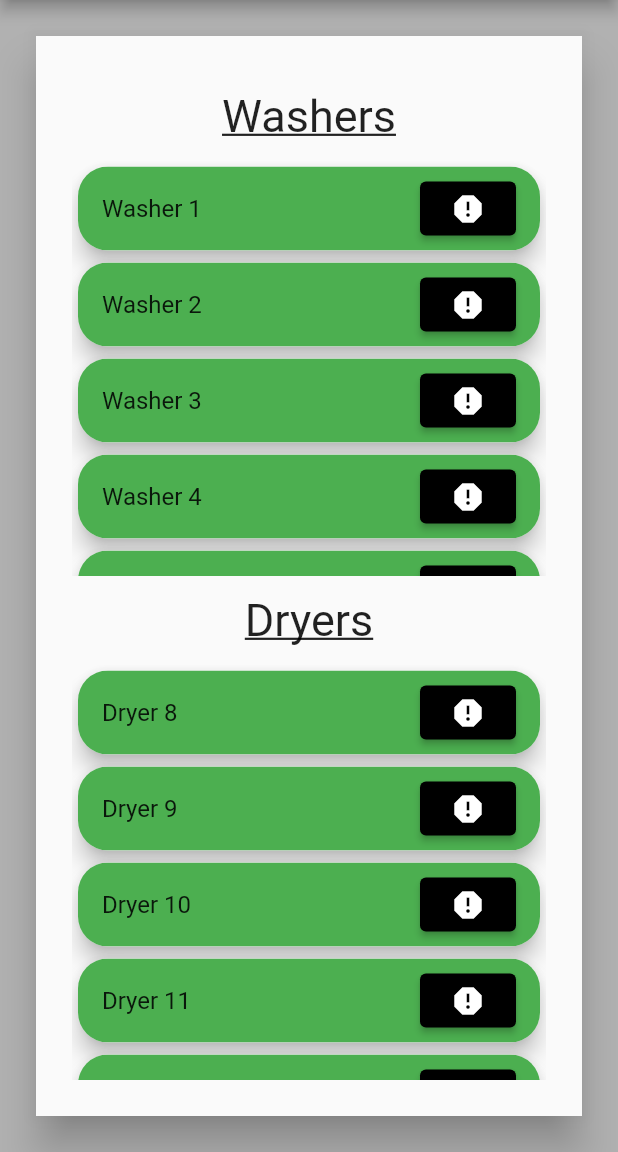
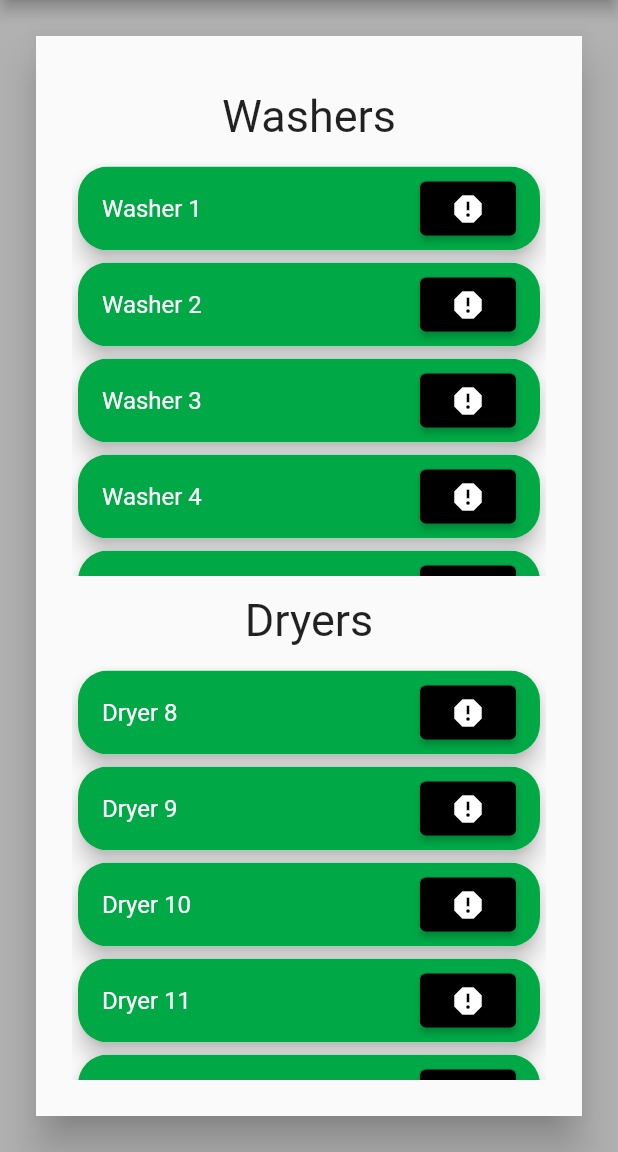
Before and after one commit to Reece-Reklai/DormitoryWasherAndDryer, a Flutter app: the DropDownMain screen opened directly, after a tap on "Sittner", on a phone screen of 412 x 824 dp, the part 84-1236 px from its top. Run offline on Flutter 3.47's test engine with Material 2 defaults, Android fonts, the phone set to English and light mode, and no system bars; missing offline and left inert: dart:html.

Commit message:
update color for washers / remove underline

```diff
--- a/wwu_wash_and_dry/lib/class/building.dart
+++ b/wwu_wash_and_dry/lib/class/building.dart
@@ -4,9 +4,9 @@ class Building {
   late String _buildingName;
   List<Floor> _floorList = [];
 
-  void createFloor(
-      int currFloor, List<String> dryerIDs, List<String> washerIDs) {
-    var floor = new Floor(currFloor, dryerIDs, washerIDs);
+  void createFloor(int currFloor, List<String> dryerIDs, List<String> washerIDs) {
+    var floor = Floor(currFloor, []);
+    // var floor = new Floor(currFloor, dryerIDs, washerIDs);
     _floorList.add(floor);
   }
 
--- a/wwu_wash_and_dry/lib/widgets/floor_layout.dart
+++ b/wwu_wash_and_dry/lib/widgets/floor_layout.dart
@@ -8,10 +8,7 @@ import "../class/floor.dart";
 // and pass in the list of washers, dryers, their availability, and a reference
 // to the self-report information(? maybe)
 class FloorLayout extends StatefulWidget {
-  FloorLayout(
-      {super.key,
-      required this.floorObj,
-      this.building = ''});
+  FloorLayout({super.key, required this.floorObj, this.building = ''});
 
   String building = '';
   String floor = '';
@@ -26,9 +23,9 @@ class FloorLayout extends StatefulWidget {
 class _FloorLayout extends State<FloorLayout> {
   Color getColor(Machine machine) {
     if (machine.getStatus() == 'AVAL') {
-      return Colors.green;
+      return const Color.fromARGB(255, 0, 169, 69);
     } else if (machine.getStatus() != 'AVAL') {
-      return Colors.red;
+      return const Color.fromARGB(255, 216, 70, 84);
     } else {
       return Colors.grey;
     }
@@ -55,7 +52,7 @@ class _FloorLayout extends State<FloorLayout> {
                   child: const Text(
                     'Washers',
                     style: TextStyle(
-                        fontSize: 30, decoration: TextDecoration.underline),
+                        fontSize: 30),
                   ),
                 ),
                 Expanded(
@@ -72,10 +69,15 @@ class _FloorLayout extends State<FloorLayout> {
                             shape: RoundedRectangleBorder(
                                 borderRadius: BorderRadius.circular(20.0)),
                             title: Text(
-                                '${widget.floorObj.getWasherList[i].getType} ${widget.floorObj.getWasherList[i].getID}'),
+                              '${widget.floorObj.getWasherList[i].getType} ${widget.floorObj.getWasherList[i].getID}',
+                              style: const TextStyle(
+                                color: Colors.white,
+                              ),
+                            ),
                             // '${widget.floorObj.getDryerList} ${widget.machines[i].getID}'),
 
-                            tileColor: getColor(widget.floorObj.getWasherList[i]),
+                            tileColor:
+                                getColor(widget.floorObj.getWasherList[i]),
 
                             // This will open Team 2's self report widget when it is completed
                             trailing: ElevatedButton(
@@ -102,7 +104,7 @@ class _FloorLayout extends State<FloorLayout> {
                   child: const Text(
                     'Dryers',
                     style: TextStyle(
-                        fontSize: 30, decoration: TextDecoration.underline),
+                        fontSize: 30),
                   ),
                 ),
                 Expanded(
@@ -119,8 +121,13 @@ class _FloorLayout extends State<FloorLayout> {
                             shape: RoundedRectangleBorder(
                                 borderRadius: BorderRadius.circular(20.0)),
                             title: Text(
-                                '${widget.floorObj.getDryerList[i].getType} ${widget.floorObj.getDryerList[i].getID}'),
-                            tileColor: getColor(widget.floorObj.getDryerList[i]),
+                              '${widget.floorObj.getDryerList[i].getType} ${widget.floorObj.getDryerList[i].getID}',
+                              style: const TextStyle(
+                                color: Colors.white,
+                              ),
+                            ),
+                            tileColor:
+                                getColor(widget.floorObj.getDryerList[i]),
 
                             // This will open Team 2's self report widget when it is completed
                             trailing: ElevatedButton(
--- a/wwu_wash_and_dry/lib/widgets/home_page.dart
+++ b/wwu_wash_and_dry/lib/widgets/home_page.dart
@@ -60,6 +60,7 @@ class _DropDownMain extends State<DropDownMain> {
       floor = int.parse(selectedFloor.substring(1)) - 1; // starts on 1st
       machines = Conard[floor];
     }
+
     Floor floorObj = Floor(floor, machines);
     Navigator.push(
         context,
```
Also changed, not shown: wwu_wash_and_dry/lib/class/temp_dorm_data.dart (+4 -4 lines).
